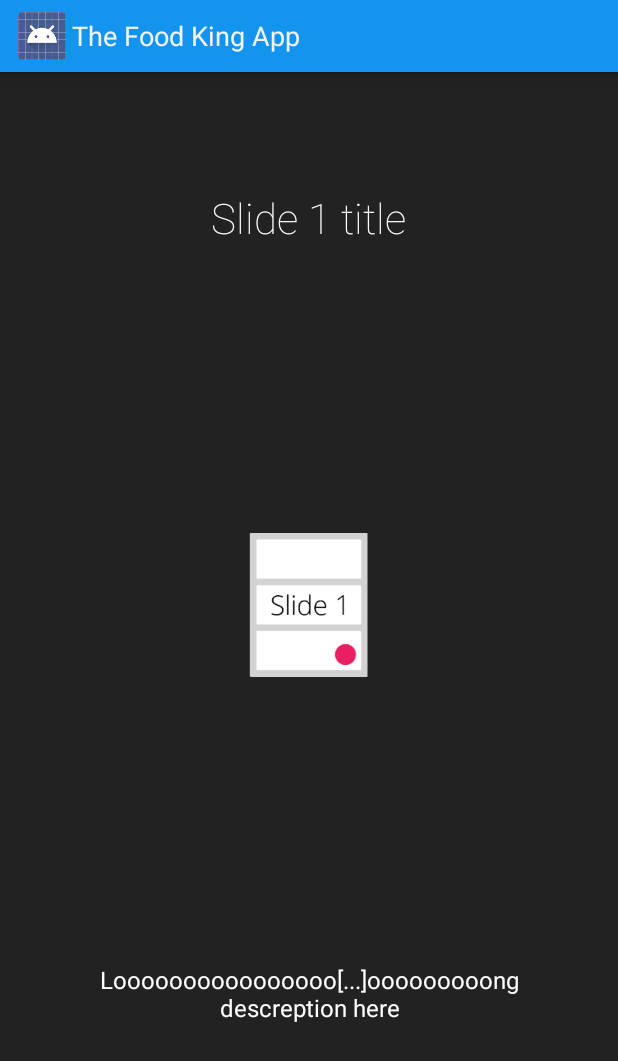
After one commit to sankarmanoj/TheFoodKingApp, an Android app: the fragment FirstSlide shown on its own in the app's theme, on a phone screen of 412 x 824 dp. The commit adds this screen. Shown: the top 1061 px of the screen. Run offline under Robolectric (Android 15) with nearby library versions, the phone set to English and light mode, and no system bars.

Commit message:
Implemented a fabulous intro

```diff
--- a/app/build.gradle
+++ b/app/build.gradle
@@ -18,8 +18,10 @@ android {
         }
     }
 }
-
+repositories {
+    mavenCentral()
+}
 dependencies {
     compile fileTree(dir: 'libs', include: ['*.jar'])
-    compile 'com.github.markushi:circlebutton:1.1'
+    compile 'com.github.paolorotolo:appintro:2.0.0'
 }
--- /dev/null
+++ b/app/src/main/java/com/example/sankarmanoj/thefoodkingapp/FirstSlide.java
@@ -0,0 +1,20 @@
+package com.example.sankarmanoj.thefoodkingapp;
+
+/**
+ * Created by prudhvirampey on 11/07/15.
+ */
+
+import android.os.Bundle;
+import android.support.v4.app.Fragment;
+import android.view.LayoutInflater;
+import android.view.View;
+import android.view.ViewGroup;
+
+
+public class FirstSlide extends Fragment {
+    @Override
+    public View onCreateView(LayoutInflater inflater, ViewGroup container, Bundle savedInstanceState) {
+        View v = inflater.inflate(R.layout.intro, container, false);
+        return v;
+    }
+}
--- a/app/src/main/java/com/example/sankarmanoj/thefoodkingapp/Login.java
+++ b/app/src/main/java/com/example/sankarmanoj/thefoodkingapp/Login.java
@@ -39,7 +39,9 @@ public class Login extends Activity {
 
     @Override
     protected void onCreate(Bundle savedInstanceState) {
+
         SharedPreferences sharedPreferences = PreferenceManager.getDefaultSharedPreferences(getApplicationContext());
+
         String uid = sharedPreferences.getString("uid","null");
         if (!uid.equals("null"))
         {
--- a/app/src/main/java/com/example/sankarmanoj/thefoodkingapp/MainActivity.java
+++ b/app/src/main/java/com/example/sankarmanoj/thefoodkingapp/MainActivity.java
@@ -31,6 +31,7 @@ public class MainActivity extends Activity {
     public final String TAG="MainActivity";
     @Override
     protected void onCreate(Bundle savedInstanceState) {
+
         SharedPreferences sharedPreferences = PreferenceManager.getDefaultSharedPreferences(getApplicationContext());
         uid = sharedPreferences.getString("uid","null");
         if (uid.equals("null"))
--- /dev/null
+++ b/app/src/main/res/layout/intro.xml
@@ -0,0 +1,51 @@
+<?xml version="1.0" encoding="utf-8"?>
+<LinearLayout xmlns:android="http://schemas.android.com/apk/res/android"
+    android:orientation="vertical" android:layout_width="match_parent"
+    android:layout_height="match_parent"
+    android:background="#222222"
+    android:layout_weight="10"
+    android:id="@+id/main">
+
+    <TextView
+        android:layout_width="wrap_content"
+        android:layout_height="0dp"
+        android:layout_gravity="center"
+        android:gravity="center"
+        android:paddingLeft="32dp"
+        android:layout_weight="3"
+        android:fontFamily="sans-serif-thin"
+        android:textColor="#ffffff"
+        android:paddingRight="32dp"
+        android:textSize="28sp"
+        android:text="Slide 1 title"/>
+
+    <LinearLayout
+        android:layout_width="fill_parent"
+        android:layout_height="0dp"
+        android:orientation="vertical"
+        android:gravity="center"
+        android:layout_weight="5">
+
+        <ImageView
+            android:layout_width="wrap_content"
+            android:layout_height="wrap_content"
+            android:layout_gravity="center"
+            android:paddingLeft="16dp"
+            android:paddingRight="16dp"
+            android:src="@drawable/ic_slide1"/>
+    </LinearLayout>
+    <TextView
+        android:layout_width="wrap_content"
+        android:layout_height="0dp"
+        android:layout_weight="3"
+        android:layout_gravity="center"
+        android:gravity="center"
+        android:textColor="#ffffff"
+        android:paddingLeft="64dp"
+        android:paddingRight="64dp"
+        android:textSize="16sp"
+        android:text="Loooooooooooooooo[...]ooooooooong descreption here"/>
+    <TextView
+        android:layout_width="fill_parent"
+        android:layout_height="64dp" />
+</LinearLayout>
--- a/app/src/main/res/values/strings.xml
+++ b/app/src/main/res/values/strings.xml
@@ -4,4 +4,5 @@
     <string name="hello_world">Hello world!</string>
     <string name="action_settings">Settings</string>
     <string name="title_activity_main">Menu</string>
+    <string name="title_activity_fab_intro">FabIntro</string>
 </resources>
```
Also changed, not shown: app/src/main/AndroidManifest.xml (+7 -3 lines), app/src/main/java/com/example/sankarmanoj/thefoodkingapp/FabIntro.java (added, +40 -0 lines), app/src/main/java/com/example/sankarmanoj/thefoodkingapp/FoodKing.java (+10 -0 lines), app/src/main/java/com/example/sankarmanoj/thefoodkingapp/SecondSlide.java (added, +21 -0 lines), app/src/main/res/layout/intro2.xml (added, +51 -0 lines), app/src/main/res/drawable-xxxhdpi/ic_slide1.png (added), app/src/main/res/drawable-xxxhdpi/ic_slide2.png (added), 1 other file.
